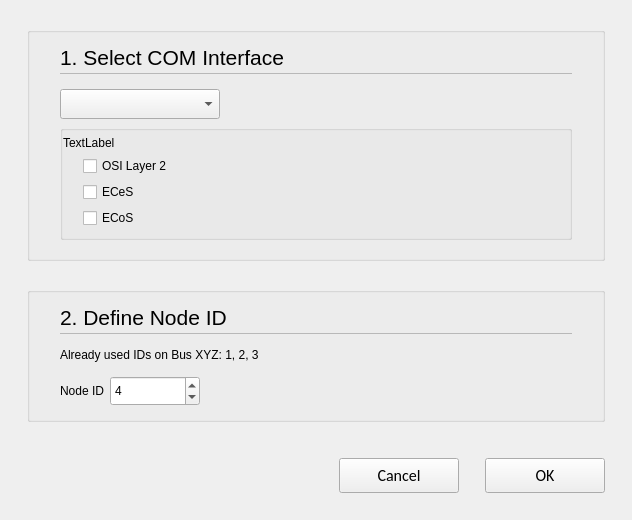
This is opensyde_tool/src/system_definition/C_SdNodeComIfSetupWidget.ui in openSYDE/openSYDE as Qt 5 draws it before an edit. The edited form follows.
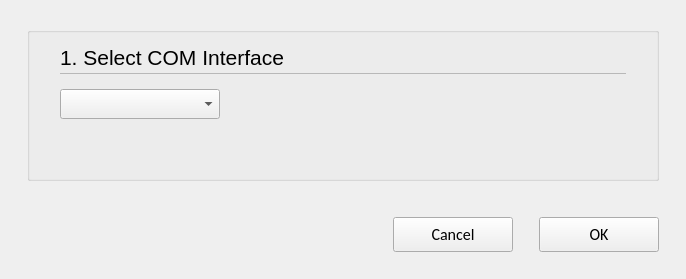
This is the edited form. Custom widgets are drawn as their Qt base class.

```diff
--- a/opensyde_tool/src/system_definition/C_SdNodeComIfSetupWidget.ui
+++ b/opensyde_tool/src/system_definition/C_SdNodeComIfSetupWidget.ui
@@ -6,14 +6,14 @@
    <rect>
     <x>0</x>
     <y>0</y>
-    <width>632</width>
-    <height>520</height>
+    <width>686</width>
+    <height>279</height>
    </rect>
   </property>
   <property name="windowTitle">
    <string>Form</string>
   </property>
-  <layout class="QVBoxLayout" name="verticalLayout" stretch="0,0,0,0,0,1">
+  <layout class="QVBoxLayout" name="verticalLayout" stretch="0,0,0,1">
    <property name="leftMargin">
     <number>27</number>
    </property>
@@ -42,16 +42,13 @@
        <number>13</number>
       </property>
       <item>
-       <layout class="QVBoxLayout" name="verticalLayout_2" stretch="0,0,0,1">
+       <layout class="QVBoxLayout" name="verticalLayout_2" stretch="0,0,0,0">
         <property name="spacing">
          <number>0</number>
         </property>
         <property name="sizeConstraint">
          <enum>QLayout::SetMinimumSize</enum>
         </property>
-        <property name="bottomMargin">
-         <number>0</number>
-        </property>
         <item>
          <layout class="QHBoxLayout" name="horizontalLayout_3" stretch="0,1">
           <property name="spacing">
@@ -133,140 +130,34 @@
          </layout>
         </item>
         <item>
-         <widget class="QWidget" name="pc_InterfaceWidget" native="true">
-          <layout class="QVBoxLayout" name="verticalLayout_4" stretch="0,1">
-           <property name="spacing">
-            <number>6</number>
-           </property>
-           <property name="leftMargin">
-            <number>0</number>
-           </property>
-           <property name="topMargin">
-            <number>0</number>
-           </property>
-           <property name="rightMargin">
-            <number>0</number>
-           </property>
-           <property name="bottomMargin">
-            <number>0</number>
-           </property>
-           <item>
-            <layout class="QHBoxLayout" name="horizontalLayout" stretch="0">
-             <property name="spacing">
-              <number>0</number>
-             </property>
-             <property name="topMargin">
-              <number>15</number>
-             </property>
-             <property name="bottomMargin">
-              <number>0</number>
-             </property>
-             <item>
-              <widget class="QWidget" name="widget" native="true">
-               <layout class="QHBoxLayout" name="horizontalLayout_9" stretch="0,1">
-                <property name="leftMargin">
-                 <number>0</number>
-                </property>
-                <property name="topMargin">
-                 <number>0</number>
-                </property>
-                <property name="rightMargin">
-                 <number>0</number>
-                </property>
-                <property name="bottomMargin">
-                 <number>0</number>
-                </property>
-                <item>
-                 <widget class="stw_opensyde_gui_elements::C_OgeCbxText" name="pc_ComboBoxComIntf">
-                  <property name="minimumSize">
-                   <size>
-                    <width>160</width>
-                    <height>30</height>
-                   </size>
-                  </property>
-                 </widget>
-                </item>
-                <item>
-                 <spacer name="horizontalSpacer">
-                  <property name="orientation">
-                   <enum>Qt::Horizontal</enum>
-                  </property>
-                  <property name="sizeHint" stdset="0">
-                   <size>
-                    <width>343</width>
-                    <height>20</height>
-                   </size>
-                  </property>
-                 </spacer>
-                </item>
-               </layout>
-              </widget>
-             </item>
-            </layout>
-           </item>
-           <item>
-            <widget class="stw_opensyde_gui_elements::C_OgeGbxTransparent" name="pc_GroupBoxProtocols">
-             <property name="title">
-              <string/>
-             </property>
-             <layout class="QVBoxLayout" name="verticalLayout_5">
-              <property name="leftMargin">
-               <number>0</number>
-              </property>
-              <property name="topMargin">
-               <number>5</number>
-              </property>
-              <item>
-               <widget class="stw_opensyde_gui_elements::C_OgeLabGroupItem" name="pc_LabelProtocolsNode">
-                <property name="text">
-                 <string>TextLabel</string>
-                </property>
-               </widget>
-              </item>
-              <item>
-               <widget class="QWidget" name="widget_2" native="true">
-                <layout class="QVBoxLayout" name="verticalLayout_6">
-                 <property name="leftMargin">
-                  <number>20</number>
-                 </property>
-                 <property name="topMargin">
-                  <number>0</number>
-                 </property>
-                 <property name="rightMargin">
-                  <number>0</number>
-                 </property>
-                 <property name="bottomMargin">
-                  <number>0</number>
-                 </property>
-                 <item>
-                  <widget class="stw_opensyde_gui_elements::C_OgeChxDefaultSmall" name="pc_CheckBoxLayer2">
-                   <property name="text">
-                    <string>OSI Layer 2</string>
-                   </property>
-                  </widget>
-                 </item>
-                 <item>
-                  <widget class="stw_opensyde_gui_elements::C_OgeChxDefaultSmall" name="pc_CheckBoxECeS">
-                   <property name="text">
-                    <string>ECeS</string>
-                   </property>
-                  </widget>
-                 </item>
-                 <item>
-                  <widget class="stw_opensyde_gui_elements::C_OgeChxDefaultSmall" name="pc_CheckBoxECoS">
-                   <property name="text">
-                    <string>ECoS</string>
-                   </property>
-                  </widget>
-                 </item>
-                </layout>
-               </widget>
-              </item>
-             </layout>
-            </widget>
-           </item>
-          </layout>
-         </widget>
+         <layout class="QHBoxLayout" name="horizontalLayout">
+          <property name="topMargin">
+           <number>15</number>
+          </property>
+          <item>
+           <widget class="stw_opensyde_gui_elements::C_OgeCbxText" name="pc_ComboBoxComIntf">
+            <property name="minimumSize">
+             <size>
+              <width>160</width>
+              <height>30</height>
+             </size>
+            </property>
+           </widget>
+          </item>
+          <item>
+           <spacer name="horizontalSpacer">
+            <property name="orientation">
+             <enum>Qt::Horizontal</enum>
+            </property>
+            <property name="sizeHint" stdset="0">
+             <size>
+              <width>343</width>
+              <height>20</height>
+             </size>
+            </property>
+           </spacer>
+          </item>
+         </layout>
         </item>
         <item>
          <spacer name="verticalSpacer">
@@ -275,8 +166,8 @@
           </property>
           <property name="sizeHint" stdset="0">
            <size>
-            <width>1</width>
-            <height>1</height>
+            <width>20</width>
+            <height>40</height>
            </size>
           </property>
          </spacer>
@@ -286,224 +177,6 @@
      </layout>
     </widget>
    </item>
-   <item>
-    <spacer name="verticalSpacer_4">
-     <property name="orientation">
-      <enum>Qt::Vertical</enum>
-     </property>
-     <property name="sizeType">
-      <enum>QSizePolicy::Fixed</enum>
-     </property>
-     <property name="sizeHint" stdset="0">
-      <size>
-       <width>20</width>
-       <height>20</height>
-      </size>
-     </property>
-    </spacer>
-   </item>
-   <item>
-    <widget class="stw_opensyde_gui_elements::C_OgeGbx" name="pc_GroupBoxGeneral_2">
-     <property name="title">
-      <string/>
-     </property>
-     <layout class="QHBoxLayout" name="horizontalLayout_4">
-      <property name="leftMargin">
-       <number>30</number>
-      </property>
-      <property name="rightMargin">
-       <number>30</number>
-      </property>
-      <property name="bottomMargin">
-       <number>13</number>
-      </property>
-      <item>
-       <layout class="QVBoxLayout" name="verticalLayout_3">
-        <property name="spacing">
-         <number>0</number>
-        </property>
-        <property name="sizeConstraint">
-         <enum>QLayout::SetMinimumSize</enum>
-        </property>
-        <item>
-         <layout class="QHBoxLayout" name="horizontalLayout_5" stretch="0,1">
-          <property name="spacing">
-           <number>6</number>
-          </property>
-          <item>
-           <widget class="stw_opensyde_gui_elements::C_OgeLabHeadingGroupBold" name="pc_LabelNodeIdHeading">
-            <property name="minimumSize">
-             <size>
-              <width>0</width>
-              <height>30</height>
-             </size>
-            </property>
-            <property name="maximumSize">
-             <size>
-              <width>16777215</width>
-              <height>30</height>
-             </size>
-            </property>
-            <property name="font">
-             <font>
-              <family>Segoe UI</family>
-              <pointsize>16</pointsize>
-             </font>
-            </property>
-            <property name="text">
-             <string>2. Define Node ID</string>
-            </property>
-           </widget>
-          </item>
-          <item>
-           <spacer name="horizontalSpacer_7">
-            <property name="orientation">
-             <enum>Qt::Horizontal</enum>
-            </property>
-            <property name="sizeHint" stdset="0">
-             <size>
-              <width>40</width>
-              <height>1</height>
-             </size>
-            </property>
-           </spacer>
-          </item>
-         </layout>
-        </item>
-        <item>
-         <layout class="QHBoxLayout" name="horizontalLayout_17" stretch="1">
-          <property name="spacing">
-           <number>0</number>
-          </property>
-          <property name="topMargin">
-           <number>1</number>
-          </property>
-          <property name="bottomMargin">
-           <number>0</number>
-          </property>
-          <item>
-           <widget class="stw_opensyde_gui_elements::C_OgeFraSeparator" name="frame_2">
-            <property name="minimumSize">
-             <size>
-              <width>0</width>
-              <height>1</height>
-             </size>
-            </property>
-            <property name="maximumSize">
-             <size>
-              <width>16777215</width>
-              <height>1</height>
-             </size>
-            </property>
-            <property name="frameShape">
-             <enum>QFrame::StyledPanel</enum>
-            </property>
-            <property name="frameShadow">
-             <enum>QFrame::Raised</enum>
-            </property>
-           </widget>
-          </item>
-         </layout>
-        </item>
-        <item>
-         <layout class="QHBoxLayout" name="horizontalLayout_6" stretch="0">
-          <property name="spacing">
-           <number>0</number>
-          </property>
-          <property name="topMargin">
-           <number>6</number>
-          </property>
-          <item>
-           <layout class="QVBoxLayout" name="verticalLayout_10">
-            <property name="spacing">
-             <number>6</number>
-            </property>
-            <item>
-             <widget class="stw_opensyde_gui_elements::C_OgeLabGroupItem" name="pc_LabelUsedNodeIds">
-              <property name="minimumSize">
-               <size>
-                <width>0</width>
-                <height>30</height>
-               </size>
-              </property>
-              <property name="maximumSize">
-               <size>
-                <width>16777215</width>
-                <height>30</height>
-               </size>
-              </property>
-              <property name="text">
-               <string>Already used IDs on Bus XYZ: 1, 2, 3</string>
-              </property>
-             </widget>
-            </item>
-            <item>
-             <layout class="QHBoxLayout" name="horizontalLayout_8">
-              <item>
-               <widget class="stw_opensyde_gui_elements::C_OgeLabGroupItem" name="pc_LabelNodeId">
-                <property name="text">
-                 <string>Node ID</string>
-                </property>
-               </widget>
-              </item>
-              <item>
-               <widget class="stw_opensyde_gui_elements::C_OgeSpxNumber" name="pc_SpinBoxNodeId">
-                <property name="minimumSize">
-                 <size>
-                  <width>90</width>
-                  <height>30</height>
-                 </size>
-                </property>
-                <property name="maximumSize">
-                 <size>
-                  <width>90</width>
-                  <height>30</height>
-                 </size>
-                </property>
-                <property name="accelerated">
-                 <bool>true</bool>
-                </property>
-                <property name="correctionMode">
-                 <enum>QAbstractSpinBox::CorrectToPreviousValue</enum>
-                </property>
-                <property name="showGroupSeparator" stdset="0">
-                 <bool>true</bool>
-                </property>
-                <property name="suffix">
-                 <string/>
-                </property>
-                <property name="singleStep">
-                 <number>1</number>
-                </property>
-                <property name="value">
-                 <number>4</number>
-                </property>
-               </widget>
-              </item>
-              <item>
-               <spacer name="horizontalSpacer_8">
-                <property name="orientation">
-                 <enum>Qt::Horizontal</enum>
-                </property>
-                <property name="sizeHint" stdset="0">
-                 <size>
-                  <width>40</width>
-                  <height>1</height>
-                 </size>
-                </property>
-               </spacer>
-              </item>
-             </layout>
-            </item>
-           </layout>
-          </item>
-         </layout>
-        </item>
-       </layout>
-      </item>
-     </layout>
-    </widget>
-   </item>
    <item>
     <spacer name="pc_VerticalSpacerButtonsObove">
      <property name="orientation">
@@ -622,16 +295,6 @@
   </layout>
  </widget>
  <customwidgets>
-  <customwidget>
-   <class>stw_opensyde_gui_elements::C_OgeLabGroupItem</class>
-   <extends>QLabel</extends>
-   <header>C_OgeLabGroupItem.h</header>
-  </customwidget>
-  <customwidget>
-   <class>stw_opensyde_gui_elements::C_OgeSpxNumber</class>
-   <extends>QSpinBox</extends>
-   <header>C_OgeSpxNumber.h</header>
-  </customwidget>
   <customwidget>
    <class>stw_opensyde_gui_elements::C_OgeCbxText</class>
    <extends>QComboBox</extends>
@@ -648,12 +311,6 @@
    <header>C_OgeFraSeparator.h</header>
    <container>1</container>
   </customwidget>
-  <customwidget>
-   <class>stw_opensyde_gui_elements::C_OgeGbxTransparent</class>
-   <extends>QGroupBox</extends>
-   <header>C_OgeGbxTransparent.h</header>
-   <container>1</container>
-  </customwidget>
   <customwidget>
    <class>stw_opensyde_gui_elements::C_OgePubCancel</class>
    <extends>QPushButton</extends>
@@ -670,11 +327,6 @@
    <header>C_OgeGbx.h</header>
    <container>1</container>
   </customwidget>
-  <customwidget>
-   <class>stw_opensyde_gui_elements::C_OgeChxDefaultSmall</class>
-   <extends>QCheckBox</extends>
-   <header>C_OgeChxDefaultSmall.h</header>
-  </customwidget>
  </customwidgets>
  <resources/>
  <connections/>
```
